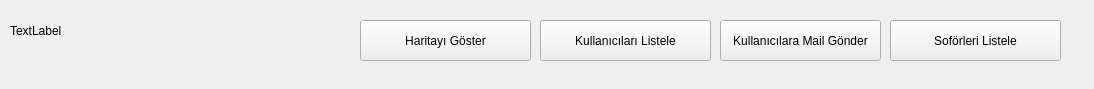
This is mainpanel.ui in krasnyy/JourneySharingApplication_Desktop as Qt 5 draws it before an edit. The edited form follows.
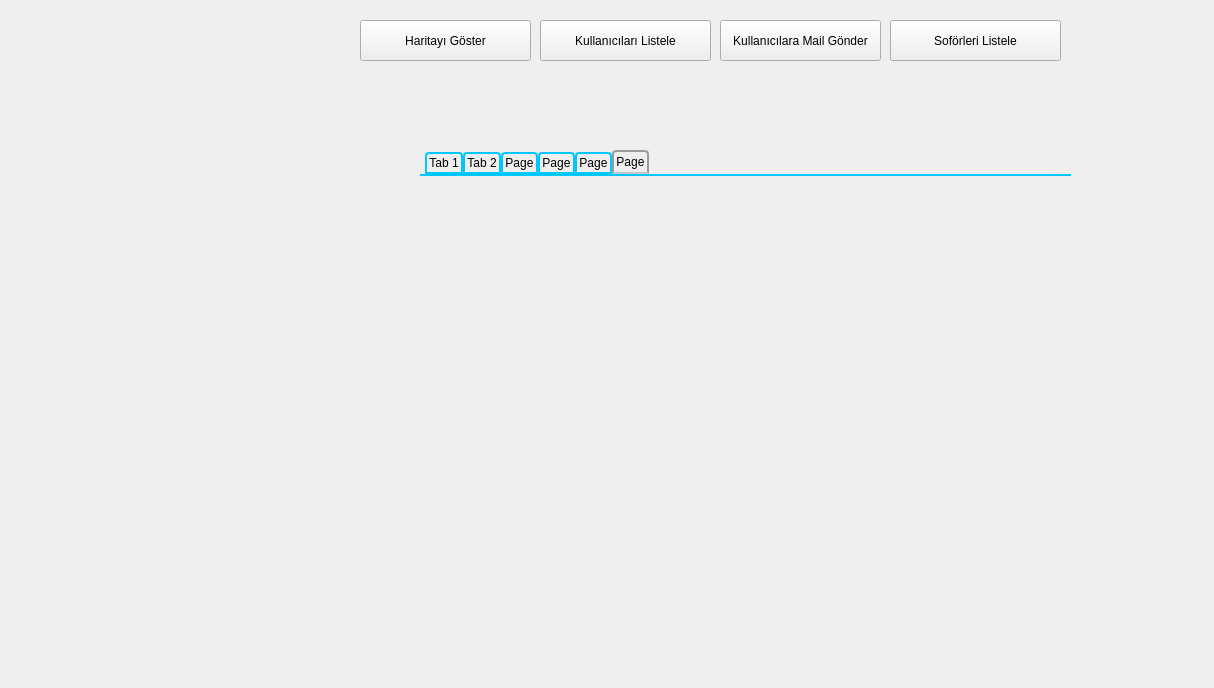
This is the edited form.

Patch:
```diff
--- a/mainpanel.ui
+++ b/mainpanel.ui
@@ -6,8 +6,8 @@
    <rect>
     <x>0</x>
     <y>0</y>
-    <width>1094</width>
-    <height>89</height>
+    <width>1214</width>
+    <height>688</height>
    </rect>
   </property>
   <property name="windowTitle">
@@ -68,18 +68,86 @@
     <string>Soförleri Listele</string>
    </property>
   </widget>
-  <widget class="QLabel" name="Digital_clock">
+  <widget class="QTabWidget" name="tabWidget">
    <property name="geometry">
     <rect>
-     <x>10</x>
-     <y>20</y>
-     <width>251</width>
-     <height>21</height>
+     <x>420</x>
+     <y>150</y>
+     <width>651</width>
+     <height>361</height>
     </rect>
    </property>
-   <property name="text">
-    <string>TextLabel</string>
+   <property name="styleSheet">
+    <string notr="true">QTabWidget::pane { /* The tab widget frame */
+    border-top: 2px solid rgb(0, 200, 255);
+}
+
+QTabWidget::tab-bar {
+    left: 5px; /* move to the right by 5px */
+}
+
+/* Style the tab using the tab sub-control. Note that
+    it reads QTabBar _not_ QTabWidget */
+QTabBar::tab {
+    background: qlineargradient(x1: 0, y1: 0, x2: 0, y2: 1,
+                                stop: 0 #E1E1E1, stop: 0.4 #DDDDDD,
+                                stop: 0.5 #D8D8D8, stop: 1.0 #D3D3D3);
+    border: 2px solid rgb(0, 200, 255);
+    border-bottom-color: rgb(0, 200, 255); /* same as the pane color */
+    border-top-left-radius: 4px;
+    border-top-right-radius: 4px;
+    min-width: 8ex;
+    padding: 2px;
+}
+
+QTabBar::tab:selected, QTabBar::tab:hover {
+    background: qlineargradient(x1: 0, y1: 0, x2: 0, y2: 1,
+                                stop: 0 #fafafa, stop: 0.4 #f4f4f4,
+                                stop: 0.5 #e7e7e7, stop: 1.0 #fafafa);
+}
+
+QTabBar::tab:selected {
+    border-color: #9B9B9B;
+    border-bottom-color: #C2C7CB; /* same as pane color */
+}
+
+QTabBar::tab:!selected {
+    margin-top: 2px; /* make non-selected tabs look smaller */
+}</string>
    </property>
+   <property name="currentIndex">
+    <number>5</number>
+   </property>
+   <widget class="QWidget" name="tab">
+    <attribute name="title">
+     <string>Tab 1</string>
+    </attribute>
+   </widget>
+   <widget class="QWidget" name="tab_2">
+    <attribute name="title">
+     <string>Tab 2</string>
+    </attribute>
+   </widget>
+   <widget class="QWidget" name="tab_3">
+    <attribute name="title">
+     <string>Page</string>
+    </attribute>
+   </widget>
+   <widget class="QWidget" name="tab_6">
+    <attribute name="title">
+     <string>Page</string>
+    </attribute>
+   </widget>
+   <widget class="QWidget" name="tab_5">
+    <attribute name="title">
+     <string>Page</string>
+    </attribute>
+   </widget>
+   <widget class="QWidget" name="tab_4">
+    <attribute name="title">
+     <string>Page</string>
+    </attribute>
+   </widget>
   </widget>
  </widget>
  <resources/>
```
